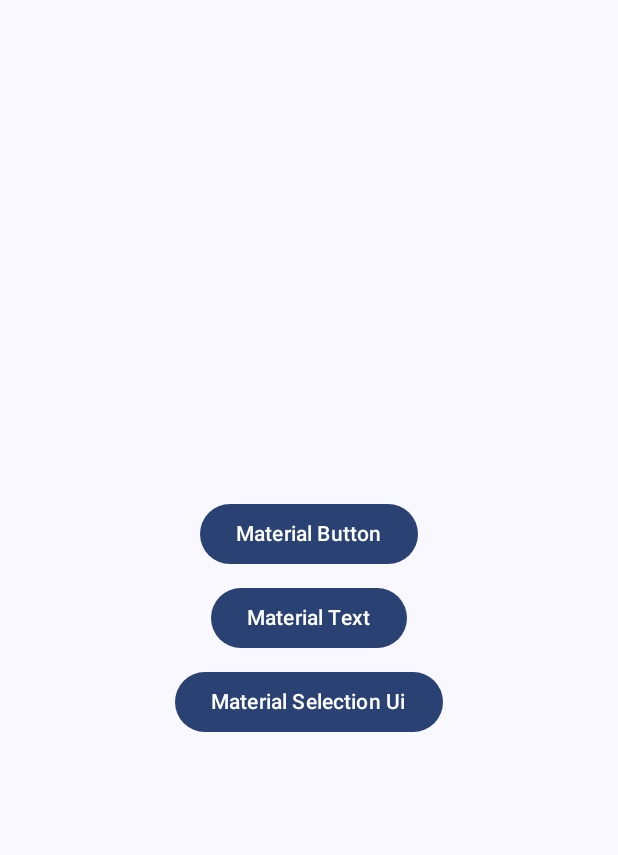
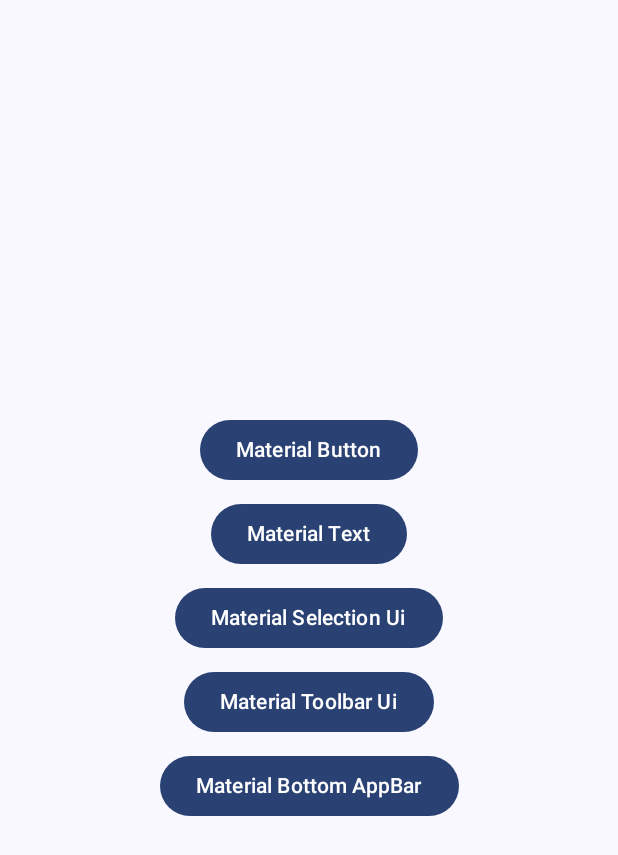
Before and after one commit to shaikhsiddik/MaterialComponent, an Android app built with Jetpack Compose: the screen it shows after launch (MainActivity), on a phone screen of 412 x 824 dp. Shown: the top 855 px of the screen. Run offline under Robolectric (Android 15) with nearby library versions, the phone set to English and light mode, and no system bars.

```diff
--- a/app/src/main/java/com/example/materialcomponent/MainActivity.kt
+++ b/app/src/main/java/com/example/materialcomponent/MainActivity.kt
@@ -33,9 +33,11 @@ import androidx.navigation.NavHostController
 import androidx.navigation.compose.NavHost
 import androidx.navigation.compose.composable
 import androidx.navigation.compose.rememberNavController
+import com.example.materialcomponent.components.BottomAppBarScreen
 import com.example.materialcomponent.components.MaterialButtonScreen
 import com.example.materialcomponent.components.MaterialSelectionUi
 import com.example.materialcomponent.components.MaterialTextFieldScreen
+import com.example.materialcomponent.components.MaterialToolBarScreen
 import com.example.materialcomponent.ui.theme.MaterialComponentTheme
 
 class MainActivity : ComponentActivity() {
@@ -76,6 +78,19 @@ class MainActivity : ComponentActivity() {
                             MaterialSelectionUi()
 
                         }
+
+                        composable("material_toolbar"){
+
+                            MaterialToolBarScreen()
+
+                        }
+
+                        composable("material_bottom_appBar"){
+
+                            BottomAppBarScreen()
+
+                        }
+
                     }
                 }
             }
@@ -113,7 +128,21 @@ fun HomeScreen(navHostController: NavHostController){
 
         }
 
+        Spacer(modifier = Modifier.height(8.dp))
 
+        Button(onClick = { navHostController.navigate("material_toolbar") }) {
+
+            Text(text = "Material Toolbar Ui")
+
+        }
+
+        Spacer(modifier = Modifier.height(8.dp))
+
+        Button(onClick = { navHostController.navigate("material_bottom_appBar") }) {
+
+            Text(text = "Material Bottom AppBar")
+
+        }
     }
 
 }
```
Also changed, not shown: app/src/main/java/com/example/materialcomponent/components/BottomAppBarScreen.kt (added, +57 -0 lines), app/src/main/java/com/example/materialcomponent/components/MaterialToolBarScreen.kt (added, +72 -0 lines).
